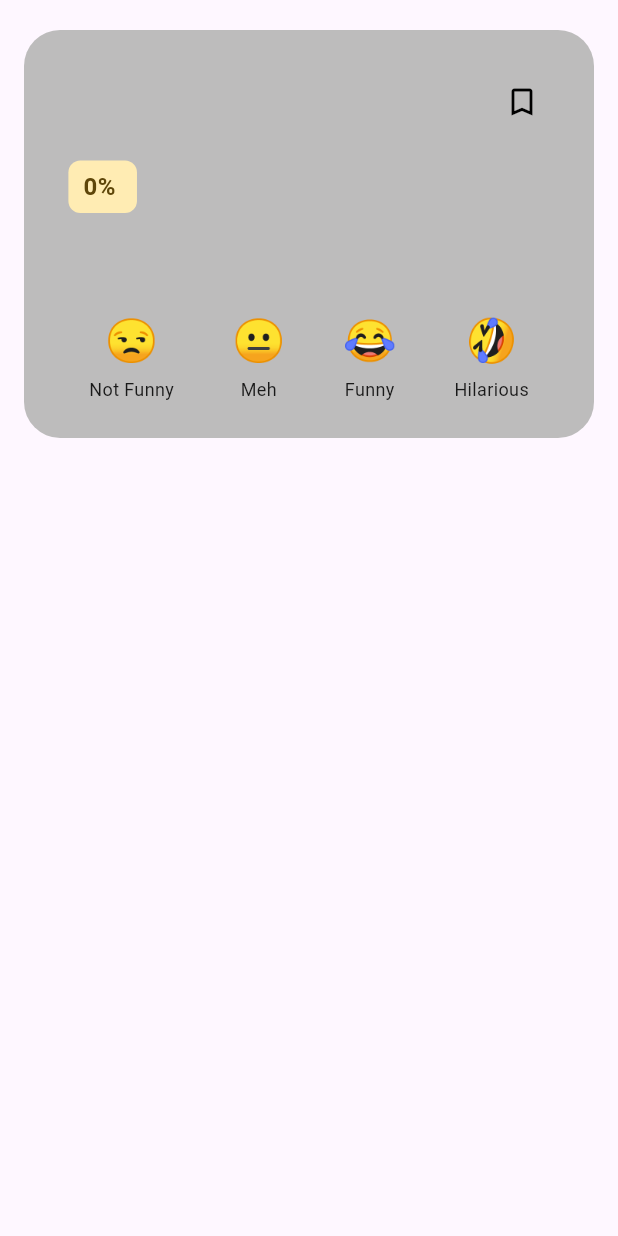
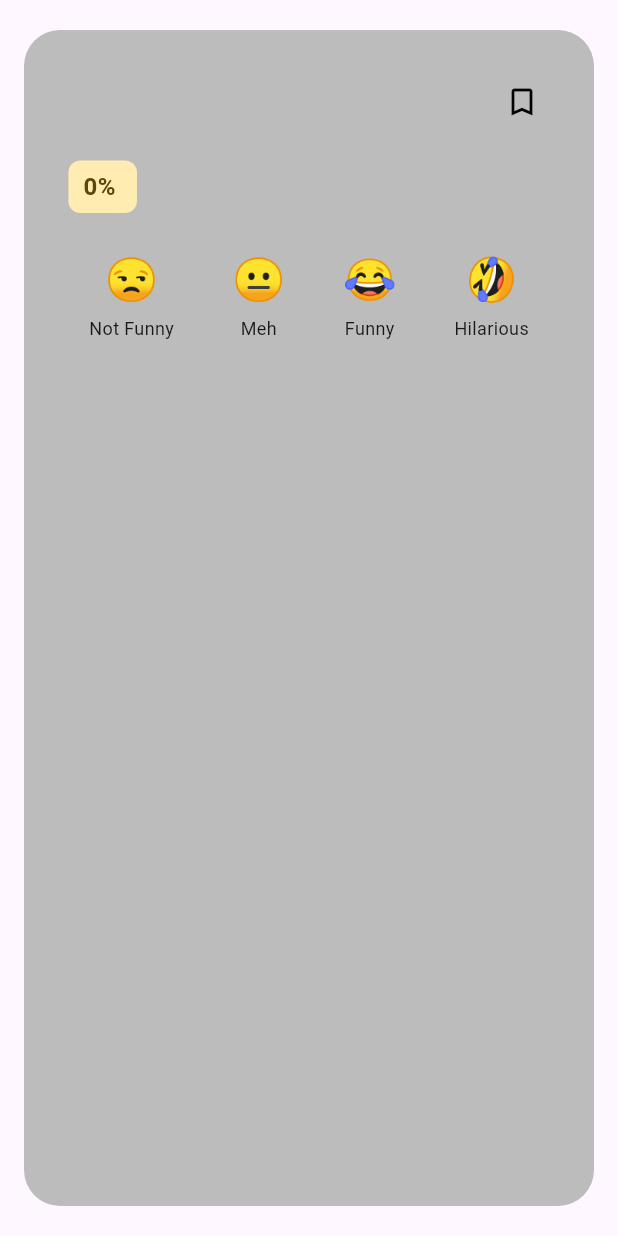
Before and after one commit to Glesebochu/Hodien, a Flutter app: the PostCard widget shown alone on an empty page, opened directly with empty values, on a phone screen of 412 x 824 dp. Run offline on Flutter 3.47's test engine with Material 3 defaults, Android fonts, the phone set to English and light mode, and no system bars; our stand-ins replace cloud_firestore, firebase_auth, firebase_core, google_fonts; missing offline and left inert: shadcn_flutter, translator; accounts and stored records are empty.

Commit message:
feat: improve PostCard layout with dynamic height and scrolling for long text

```diff
--- a/frontend/lib/pages/post_card.dart
+++ b/frontend/lib/pages/post_card.dart
@@ -133,6 +133,9 @@ class _PostCardState extends State<PostCard> {
   @override
   Widget build(BuildContext context) {
     final isDarkMode = Theme.of(context).brightness == Brightness.dark;
+    final String jokeText = widget.jokeData['text'];
+    final int charCount = jokeText.length;
+    const int scrollThreshold = 300; // Adjust as needed
 
     return Padding(
       padding: const EdgeInsets.symmetric(vertical: 20.0),
@@ -146,10 +149,7 @@ class _PostCardState extends State<PostCard> {
                   : const Color.fromARGB(255, 189, 188, 188),
           borderRadius: BorderRadius.circular(24),
         ),
-        height:
-            MediaQuery.of(context).size.height *
-            (estimateCardHeight(widget.jokeData['text'])),
-        //height: estimateCardHeight(widget.jokeData['text']),
+        // Remove fixed height, let content dictate height
         child: Column(
           crossAxisAlignment: CrossAxisAlignment.start,
           children: [
@@ -172,13 +172,79 @@ class _PostCardState extends State<PostCard> {
               ],
             ),
             const SizedBox(height: 8),
-            Expanded(
+            LayoutBuilder(
+              builder: (context, constraints) {
+                // If text is long, constrain height and enable scroll
+                if (charCount > scrollThreshold) {
+                  return ConstrainedBox(
+                    constraints: BoxConstraints(
+                      maxHeight: MediaQuery.of(context).size.height * 0.33,
+                    ),
                     child: SingleChildScrollView(
                       child: RichText(
                         text: TextSpan(
                           children: [
                             TextSpan(
-                        text: '${toSentenceCase(widget.jokeData['text'])} ',
+                              text: '${toSentenceCase(jokeText)} ',
+                              style: GoogleFonts.varela(
+                                fontSize: 23,
+                                color: isDarkMode ? Colors.white : Colors.black,
+                                height: 1.6,
+                                fontWeight: FontWeight.w300,
+                              ),
+                            ),
+                            WidgetSpan(
+                              alignment: PlaceholderAlignment.middle,
+                              child: Container(
+                                padding: const EdgeInsets.symmetric(
+                                  horizontal: 10,
+                                  vertical: 8,
+                                ),
+                                decoration: BoxDecoration(
+                                  color:
+                                      isDarkMode
+                                          ? Colors.yellow[800]?.withOpacity(
+                                            0.15,
+                                          )
+                                          : const Color.fromARGB(
+                                            255,
+                                            255,
+                                            236,
+                                            179,
+                                          ),
+                                  borderRadius: BorderRadius.circular(8),
+                                ),
+                                child: Text(
+                                  '${(widget.jokeData['humorScore'] * 100).toStringAsFixed(0)}% ${toTitleCase(widget.jokeData['humorType'])}',
+                                  style: TextStyle(
+                                    fontSize: 16,
+                                    color:
+                                        isDarkMode
+                                            ? Colors.yellow[700]
+                                            : const Color.fromARGB(
+                                              255,
+                                              94,
+                                              70,
+                                              9,
+                                            ),
+                                    fontWeight: FontWeight.bold,
+                                    height: 1.2,
+                                  ),
+                                ),
+                              ),
+                            ),
+                          ],
+                        ),
+                      ),
+                    ),
+                  );
+                } else {
+                  // Short/medium text: no scroll, auto-size
+                  return RichText(
+                    text: TextSpan(
+                      children: [
+                        TextSpan(
+                          text: '${toSentenceCase(jokeText)} ',
                           style: GoogleFonts.varela(
                             fontSize: 23,
                             color: isDarkMode ? Colors.white : Colors.black,
@@ -197,7 +263,12 @@ class _PostCardState extends State<PostCard> {
                               color:
                                   isDarkMode
                                       ? Colors.yellow[800]?.withOpacity(0.15)
-                                    : const Color.fromARGB(255, 255, 236, 179),
+                                      : const Color.fromARGB(
+                                        255,
+                                        255,
+                                        236,
+                                        179,
+                                      ),
                               borderRadius: BorderRadius.circular(8),
                             ),
                             child: Text(
@@ -216,8 +287,9 @@ class _PostCardState extends State<PostCard> {
                         ),
                       ],
                     ),
-                ),
-              ),
+                  );
+                }
+              },
             ),
             const SizedBox(height: 24),
             Row(
```
Lines whose indentation alone changed are shown as unchanged.
